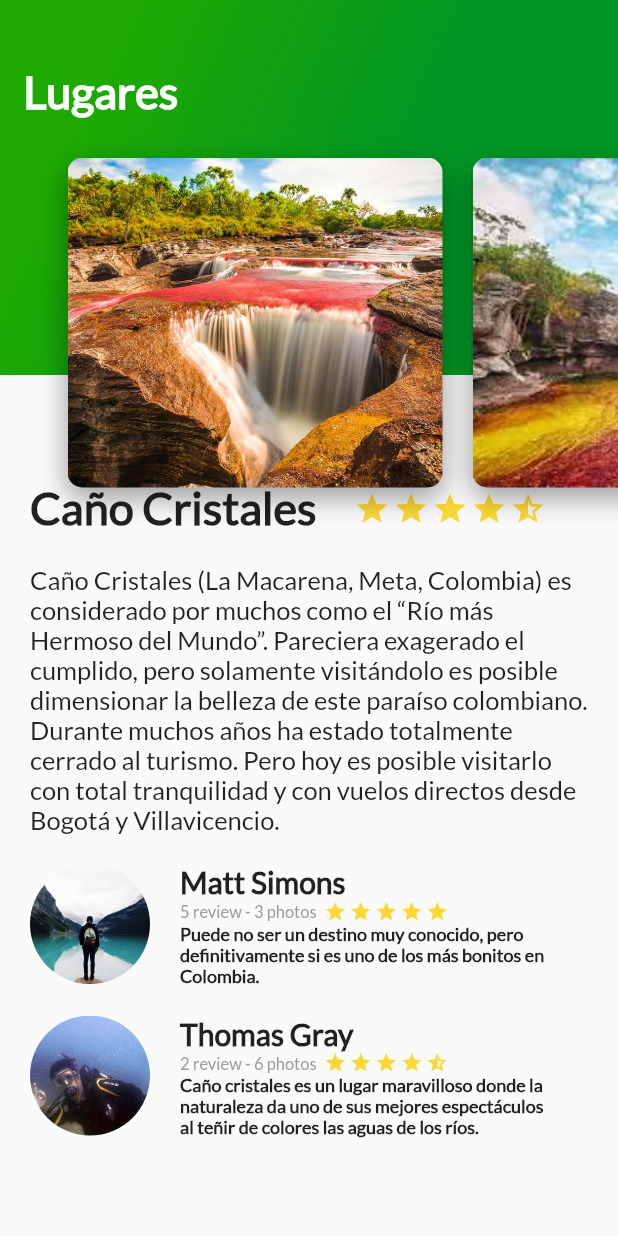
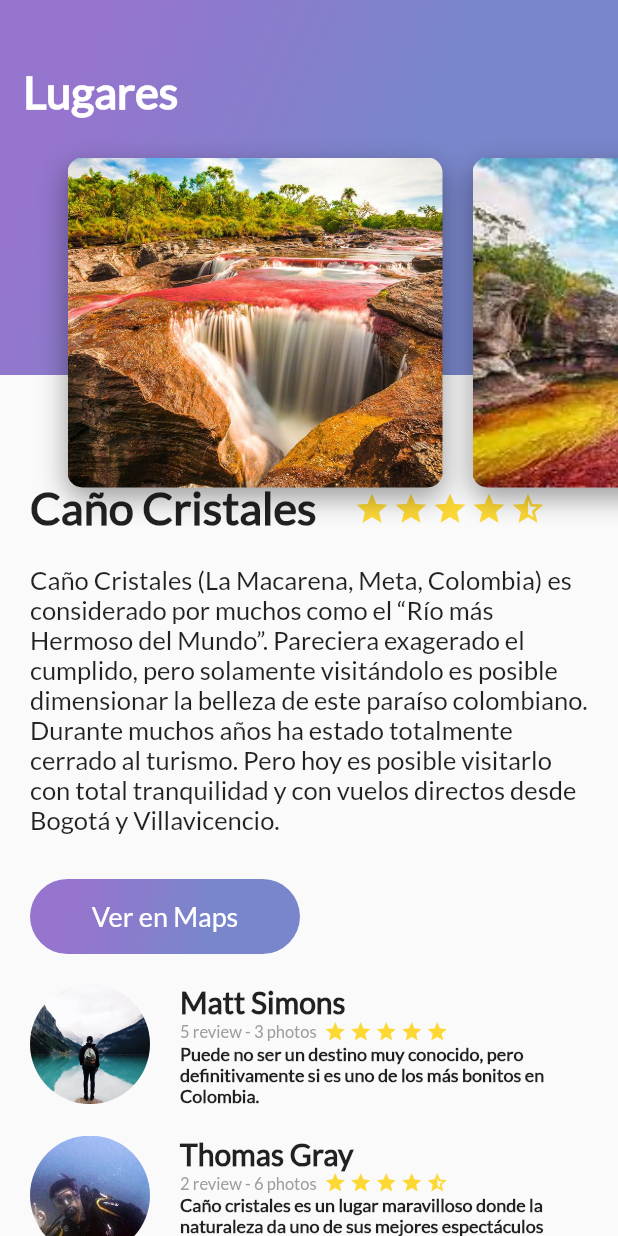
Before and after one commit to JohanRiv/Flutter_Basic_Platzi_project, a Flutter app: the screen it shows after launch, on a phone screen of 412 x 824 dp. Run offline on Flutter 3.47's test engine with Material 2 defaults, Android fonts, the phone set to English and light mode, and no system bars.

Commit message:
adicion boton personalizado

```diff
--- /dev/null
+++ b/lib/button_general.dart
@@ -0,0 +1,40 @@
+import 'package:flutter/material.dart';
+
+class ButtonGeneral extends StatelessWidget {
+  String text = 'Go';
+
+  ButtonGeneral(this.text);
+  @override
+  Widget build(BuildContext context) {
+    InkWell button = InkWell(
+        onTap: () {
+          ScaffoldMessenger.of(context)
+              .showSnackBar(SnackBar(content: Text("Abriendo Google Maps")));
+        },
+        child: Container(
+          margin: EdgeInsets.only(top: 30, left: 20, right: 20),
+          height: 50,
+          width: 180,
+          decoration: BoxDecoration(
+            borderRadius: BorderRadius.circular(30),
+            gradient: LinearGradient(
+                colors: [
+                  Color(0xFF9575cd),
+                  Color(0xFF7986cb),
+                ],
+                begin: FractionalOffset(0.2, 0),
+                end: FractionalOffset(1, 0.6),
+                stops: [0, 0.6],
+                tileMode: TileMode.clamp),
+          ),
+          child: Text(
+            text,
+            style: TextStyle(
+                color: Colors.white, fontFamily: "Lato", fontSize: 18),
+          ),
+          alignment: Alignment(0, 0),
+        ));
+
+    return button;
+  }
+}
--- a/lib/description_place.dart
+++ b/lib/description_place.dart
@@ -1,4 +1,5 @@
 import 'package:flutter/material.dart';
+import 'button_general.dart';
 
 class DescriptionPlace extends StatelessWidget {
   double starsCount;
@@ -83,6 +84,7 @@ class DescriptionPlace extends StatelessWidget {
           children: [titleWidget, starspool],
         ),
         descriptionWidget,
+        new ButtonGeneral("Ver en Maps")
       ],
     );
   }
--- a/lib/header_gradient.dart
+++ b/lib/header_gradient.dart
@@ -11,7 +11,10 @@ class HeaderGradient extends StatelessWidget {
       height: 250,
       decoration: BoxDecoration(
           gradient: LinearGradient(
-              colors: [Color(0xFF1faa00), Color(0xFF009624)],
+              colors: [
+                Color(0xFF9575cd),
+                Color(0xFF7986cb),
+              ],
               begin: FractionalOffset(0.2, 0),
               end: FractionalOffset(1, 0.6),
               stops: [0, 0.6],
```
